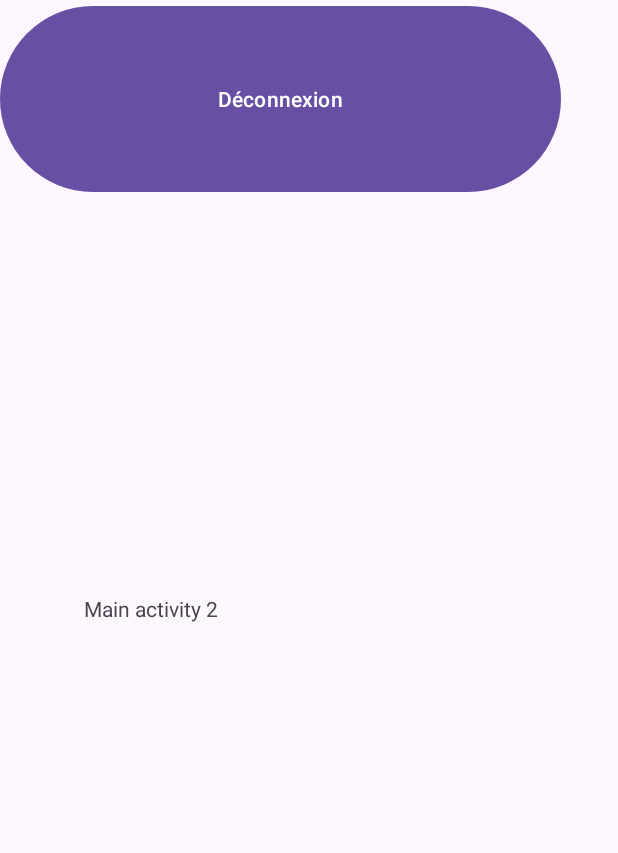
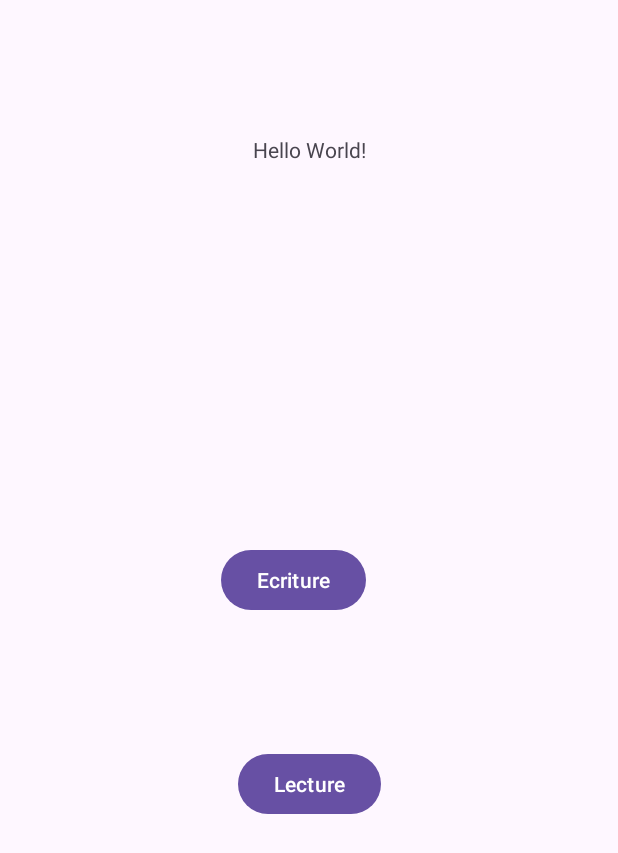
Before and after one commit to Mvrwvn/Tamagotchi-L2I1, an Android app: the screen it shows after launch once a user with an empty profile is signed in (MainActivity2 before the commit, MainActivity after it), on a phone screen of 412 x 824 dp. Shown: the top 853 px of the screen. Run offline under Robolectric (Android 15) with nearby library versions, the phone set to English and light mode, and no system bars; our stand-ins replace Firebase (no records; nobody signed in at launch, a user with empty details on screens opened directly).

Commit message:
Lecture, écriture dans la BDD Firestore

```diff
--- a/app/build.gradle
+++ b/app/build.gradle
@@ -30,7 +30,8 @@ android {
 }
 
 dependencies {
-
+    implementation 'com.google.code.gson:gson:2.10.1'
+    implementation 'com.google.firebase:firebase-firestore:24.9.1'
     implementation platform('com.google.firebase:firebase-bom:33.11.0')
     implementation 'com.google.firebase:firebase-analytics'
     implementation libs.appcompat
--- a/app/src/main/AndroidManifest.xml
+++ b/app/src/main/AndroidManifest.xml
@@ -22,6 +22,9 @@
             </intent-filter>
         </activity>
         <activity
+            android:name=".MainActivity">
+        </activity>
+        <activity
             android:name=".MainActivity2">
         </activity>
         <activity
--- a/app/src/main/java/com/example/tamagotchi/AuthActivity.java
+++ b/app/src/main/java/com/example/tamagotchi/AuthActivity.java
@@ -52,7 +52,7 @@ public class AuthActivity extends AppCompatActivity {
                     if (task.isSuccessful()) {
                         FirebaseUser user = mAuth.getCurrentUser();
                         Toast.makeText(AuthActivity.this, "Connexion réussie", Toast.LENGTH_SHORT).show();
-                        Intent intent = new Intent(AuthActivity.this, MainActivity2.class );
+                        Intent intent = new Intent(AuthActivity.this, MainActivity.class );
                         startActivity(intent);
                     } else {
                         Toast.makeText(AuthActivity.this, "Échec de connexion", Toast.LENGTH_SHORT).show();
@@ -98,5 +98,4 @@ public class AuthActivity extends AppCompatActivity {
                     }
                 });
     }
-
 }
--- /dev/null
+++ b/app/src/main/java/com/example/tamagotchi/MainActivity.java
@@ -0,0 +1,77 @@
+package com.example.tamagotchi;
+
+import android.os.Bundle;
+import android.util.Log;
+import android.view.View;
+
+import androidx.activity.EdgeToEdge;
+import androidx.appcompat.app.AppCompatActivity;
+
+import com.google.firebase.auth.FirebaseAuth;
+import com.google.firebase.auth.FirebaseUser;
+import com.google.firebase.firestore.DocumentSnapshot;
+import com.google.firebase.firestore.FirebaseFirestore;
+import com.google.firebase.firestore.FirebaseFirestoreSettings;
+import com.google.gson.Gson;
+import com.google.gson.reflect.TypeToken;
+
+import java.io.FileInputStream;
+import java.io.FileOutputStream;
+import java.io.IOException;
+import java.lang.reflect.Type;
+import java.time.LocalDate;
+import java.time.LocalDateTime;
+import java.util.ArrayList;
+import java.util.List;
+
+public class MainActivity extends AppCompatActivity {
+    private String userId = FirebaseAuth.getInstance().getCurrentUser().getUid();
+    private FirebaseFirestore db;
+
+    @Override
+    protected void onCreate(Bundle savedInstanceState) {
+        super.onCreate(savedInstanceState);
+        EdgeToEdge.enable(this);
+        setContentView(R.layout.activity_main);
+        db = FirebaseFirestore.getInstance();
+        FirebaseFirestoreSettings settings = new FirebaseFirestoreSettings.Builder()
+                .setPersistenceEnabled(true)
+                .build();
+        db.setFirestoreSettings(settings);
+    }
+
+    public void sauvegarderTamagotchi(Tamagotchi tama) {
+        db.collection("tamagotchis")
+                .add(tama) // Enregistre l'objet directement
+                .addOnSuccessListener(aVoid -> Log.d("Firestore", "Tamagotchi sauvegardé !"))
+                .addOnFailureListener(e -> Log.e("Firestore", "Erreur de sauvegarde", e));
+    }
+
+    public void chargerTamagotchi() {
+        db.collection("tamagotchis")
+                .whereEqualTo("userId", userId)  // Filtre pour récupérer les tamagotchis du user
+                .get()
+                .addOnCompleteListener(task -> {
+                    if (task.isSuccessful()) {
+                        for (DocumentSnapshot document : task.getResult()) {
+                            String nomTamagotchi = document.getString("nomTamagotchi");
+
+                            Log.d("Firestore", "Tamagotchi trouvé : " + nomTamagotchi);
+                        }
+                    } else {
+                        Log.e("Firestore", "Erreur de récupération des Tamagotchi", task.getException());
+                    }
+                });
+    }
+
+    public void ecriture(View v) {
+        Statistique stats = new Statistique(100, 100, 100, 100, 100, LocalDateTime.now());
+        Tamagotchi tama = new Tamagotchi(userId, "Hors ligne", LocalDate.now(), stats);
+        sauvegarderTamagotchi(tama);
+    }
+
+
+    public void lecture(View v) {
+        chargerTamagotchi();
+    }
+}
--- a/app/src/main/java/com/example/tamagotchi/SplashActivity.java
+++ b/app/src/main/java/com/example/tamagotchi/SplashActivity.java
@@ -2,7 +2,6 @@ package com.example.tamagotchi;
 
 import android.content.Intent;
 import android.os.Bundle;
-import android.window.SplashScreen;
 
 import androidx.appcompat.app.AppCompatActivity;
 
@@ -20,7 +19,7 @@ public class SplashActivity extends AppCompatActivity {
         new Handler(Looper.getMainLooper()).postDelayed(() -> {
             FirebaseUser currentUser = FirebaseAuth.getInstance().getCurrentUser();
             if (currentUser != null) {
-                startActivity(new Intent(this, MainActivity2.class));
+                startActivity(new Intent(this, MainActivity.class));
             } else {
                 startActivity(new Intent(this, AuthActivity.class));
             }
--- /dev/null
+++ b/app/src/main/res/layout/activity_main.xml
@@ -0,0 +1,42 @@
+<?xml version="1.0" encoding="utf-8"?>
+<androidx.constraintlayout.widget.ConstraintLayout xmlns:android="http://schemas.android.com/apk/res/android"
+    xmlns:app="http://schemas.android.com/apk/res-auto"
+    xmlns:tools="http://schemas.android.com/tools"
+    android:id="@+id/main"
+    android:layout_width="match_parent"
+    android:layout_height="match_parent"
+    tools:context=".MainActivityLocal">
+
+    <TextView
+        android:id="@+id/textView"
+        android:layout_width="wrap_content"
+        android:layout_height="wrap_content"
+        android:layout_marginTop="90dp"
+        android:text="Hello World!"
+        app:layout_constraintEnd_toEndOf="parent"
+        app:layout_constraintStart_toStartOf="parent"
+        app:layout_constraintTop_toTopOf="parent" />
+
+    <Button
+        android:id="@+id/faim"
+        android:layout_width="wrap_content"
+        android:layout_height="wrap_content"
+        android:layout_marginEnd="10dp"
+        android:layout_marginBottom="88dp"
+        android:onClick="ecriture"
+        android:text="Ecriture"
+        app:layout_constraintBottom_toTopOf="@+id/lecturebutton"
+        app:layout_constraintEnd_toEndOf="@+id/lecturebutton" />
+
+    <Button
+        android:id="@+id/lecturebutton"
+        android:layout_width="wrap_content"
+        android:layout_height="wrap_content"
+        android:layout_marginBottom="277dp"
+        android:onClick="lecture"
+        android:text="Lecture"
+        app:layout_constraintBottom_toBottomOf="parent"
+        app:layout_constraintEnd_toEndOf="parent"
+        app:layout_constraintStart_toStartOf="parent" />
+
+</androidx.constraintlayout.widget.ConstraintLayout>
```
Also changed, not shown: app/src/main/java/com/example/tamagotchi/Statistique.java (added, +76 -0 lines), app/src/main/java/com/example/tamagotchi/Tamagotchi.java (added, +46 -0 lines).
